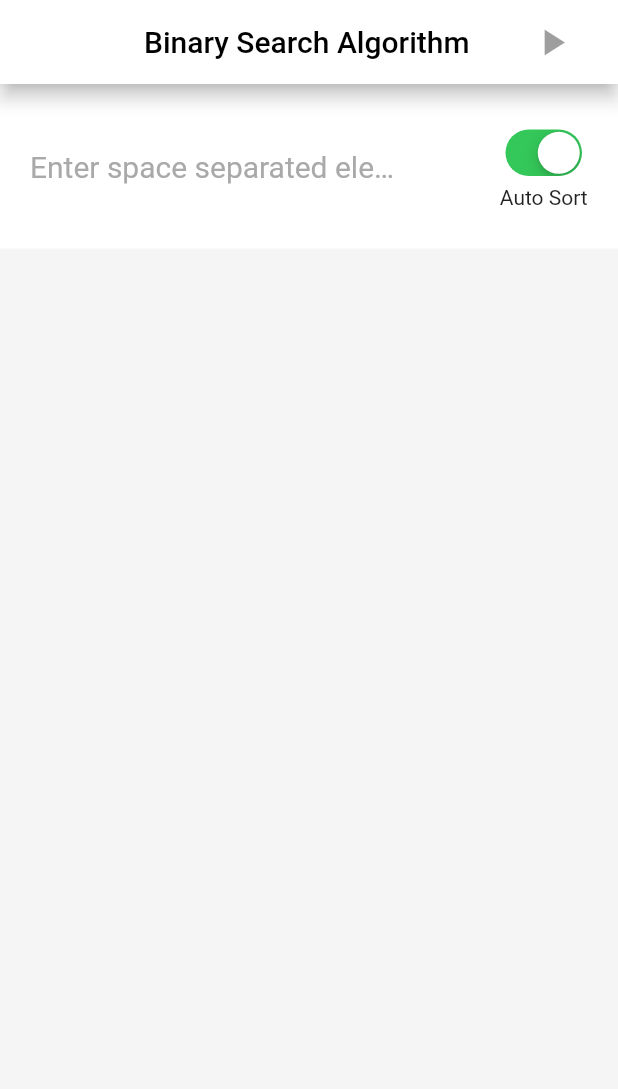
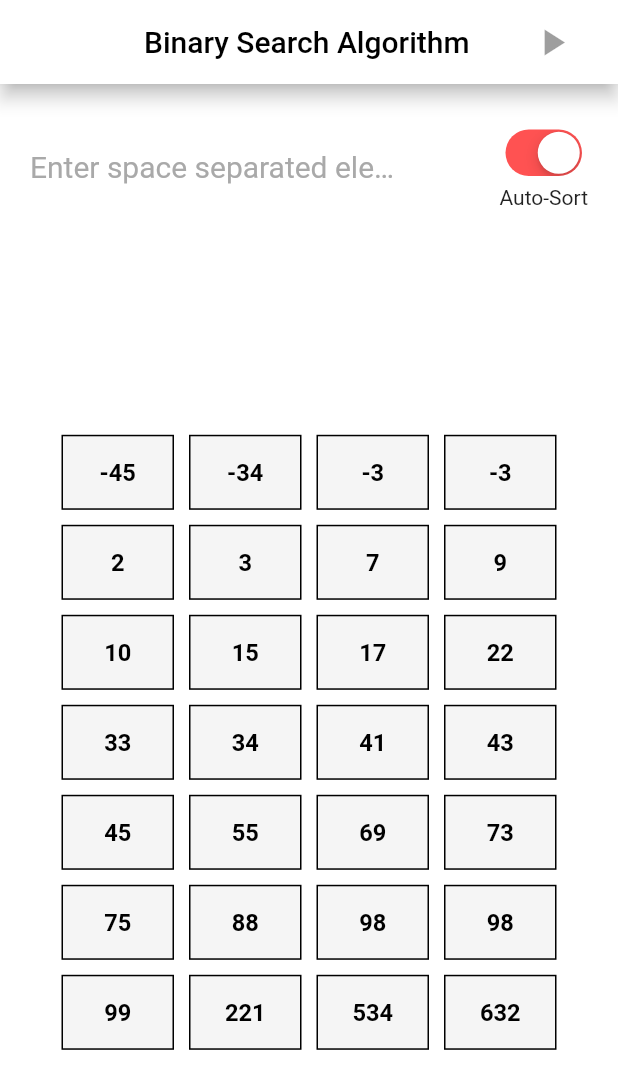
Before and after one commit to jyotirmoy-paul/binarysearch, a Flutter app: the screen it shows after launch, on a phone screen of 412 x 824 dp. Shown: the top 1089 px of the screen. Run offline on Flutter 3.47's test engine with Material 2 defaults, Android fonts, the phone set to English and light mode, and no system bars.

Commit message:
prepared the widgets

```diff
--- /dev/null
+++ b/lib/engine/prepare_elements.dart
@@ -0,0 +1,38 @@
+import 'package:binarysearch/models/array_element.dart';
+import 'package:flutter/cupertino.dart';
+import 'package:flutter/services.dart';
+import 'package:provider/provider.dart';
+
+class PrepareElements {
+  // this method converts the integers from the arrayString to ArrayElement objects and
+  // add to the globally maintained Provider ArrayElement array
+  static void prepare(BuildContext context) {
+    List<ArrayElement> elements;
+
+    String arrayString = Provider.of<ValueNotifier<String>>(
+      context,
+      listen: false,
+    ).value;
+
+    bool autoSort = Provider.of<ValueNotifier<bool>>(
+      context,
+      listen: false,
+    ).value;
+
+    if (arrayString.isEmpty) {
+      elements = [];
+    } else {
+      List<int> intArray =
+          arrayString.split(' ').map<int>((String e) => int.parse(e)).toList();
+
+      if (autoSort) intArray.sort();
+
+      elements = intArray
+          .map<ArrayElement>((int value) => ArrayElement(value))
+          .toList();
+    }
+
+    Provider.of<ValueNotifier<List<ArrayElement>>>(context, listen: false)
+        .value = elements;
+  }
+}
--- a/lib/main.dart
+++ b/lib/main.dart
@@ -1,19 +1,39 @@
+import 'package:binarysearch/models/array_element.dart';
 import 'package:binarysearch/screens/main_screen.dart';
 import 'package:flutter/material.dart';
+import 'package:provider/provider.dart';
 
 void main() => runApp(MyApp());
 
 class MyApp extends StatelessWidget {
   @override
   Widget build(BuildContext context) {
-    return MaterialApp(
-      debugShowCheckedModeBanner: false,
-      title: 'Binary Search',
-      theme: ThemeData(
-        primarySwatch: Colors.blue,
-        visualDensity: VisualDensity.adaptivePlatformDensity,
+    return MultiProvider(
+      providers: [
+        ListenableProvider<ValueNotifier<String>>(
+          // FIXME: REMOVE THIS BEFORE PRODUCTION
+          create: (_) => ValueNotifier<String>(
+              '15 17 9 98 02 -3 -45 221 -3 43 -34 3 534 7 45 34 22 33 98 75 632 41 55 69 99 88 73 10'),
+        ),
+        ListenableProvider<ValueNotifier<bool>>(
+          create: (_) => ValueNotifier<bool>(true),
+        ),
+        ListenableProvider<ValueNotifier<int>>(
+          create: (_) => ValueNotifier<int>(null),
+        ),
+        ListenableProvider<ValueNotifier<List<ArrayElement>>>(
+          create: (_) => ValueNotifier<List<ArrayElement>>([]),
+        )
+      ],
+      child: MaterialApp(
+        debugShowCheckedModeBanner: false,
+        title: 'Search Algorithms',
+        theme: ThemeData(
+          primarySwatch: Colors.blue,
+          visualDensity: VisualDensity.adaptivePlatformDensity,
+        ),
+        home: MainScreen(),
       ),
-      home: MainScreen(),
     );
   }
 }
--- /dev/null
+++ b/lib/models/array_element.dart
@@ -0,0 +1,24 @@
+import 'package:binarysearch/widgets/array_element_widget.dart';
+import 'package:flutter/cupertino.dart';
+
+class ArrayElement {
+  GlobalKey<ArrayElementWidgetState> _key;
+  ArrayElementWidget _widget;
+  int _value;
+
+  ArrayElement(int value) {
+    this._key = GlobalKey<ArrayElementWidgetState>();
+    this._widget = ArrayElementWidget(
+      key: this._key,
+      value: value,
+    );
+
+    this._value = value;
+  }
+
+  Widget get widget => _widget;
+  int get value => _value;
+
+  set elementState(ArrayElementState state) =>
+      _key.currentState.updateState(state);
+}
--- a/lib/screens/main_screen.dart
+++ b/lib/screens/main_screen.dart
@@ -1,4 +1,7 @@
 import 'package:binarysearch/engine/algorithm.dart';
+import 'package:binarysearch/engine/prepare_elements.dart';
+import 'package:binarysearch/models/array_element.dart';
+import 'package:binarysearch/screens/main_screen_components/playground.dart';
 import 'package:binarysearch/utils/constants.dart';
 import 'package:flutter/cupertino.dart';
 import 'package:flutter/material.dart';
@@ -16,22 +19,12 @@ class MainScreen extends StatelessWidget {
 
   @override
   Widget build(BuildContext context) {
-    return MultiProvider(
-      providers: [
-        ListenableProvider<ValueNotifier<String>>(
-          create: (_) => ValueNotifier<String>(''),
-          lazy: false,
-        ),
-        ListenableProvider<ValueNotifier<bool>>(
-          create: (_) => ValueNotifier<bool>(true),
-          lazy: false,
-        ),
-        ListenableProvider<ValueNotifier<int>>(
-          create: (_) => ValueNotifier<int>(null),
-          lazy: false,
-        ),
-      ],
-      builder: (BuildContext context, _) => Scaffold(
+    // FIXME: REMOVE THIS AFTER TESTING
+    WidgetsBinding.instance.addPostFrameCallback((timeStamp) {
+      PrepareElements.prepare(context);
+    });
+
+    return Scaffold(
       appBar: _buildAppBar(),
       backgroundColor: Colors.white,
       body: Column(
@@ -39,12 +32,13 @@ class MainScreen extends StatelessWidget {
           _buildTopRow(context),
           Expanded(
             flex: 6,
-              child: Container(
-                color: kLightGray,
+            child: Consumer<ValueNotifier<List<ArrayElement>>>(
+              builder: (_, valueNotifier, __) => Playground(
+                elements: valueNotifier.value,
+              ),
             ),
           ),
         ],
-        ),
       ),
     );
   }
@@ -94,9 +88,12 @@ class MainScreen extends StatelessWidget {
             Expanded(
               flex: 15,
               child: TextField(
-                onChanged: (String value) =>
+                onChanged: (String value) {
                   Provider.of<ValueNotifier<String>>(context, listen: false)
-                        .value = value.trim(),
+                      .value = value.trim();
+
+                  PrepareElements.prepare(context);
+                },
                 style: const TextStyle(
                   fontSize: 20.0,
                 ),
@@ -114,6 +111,8 @@ class MainScreen extends StatelessWidget {
               ),
             ),
             separator,
+
+            /* user input - integer to search */
             Expanded(
               child: TextField(
                 onChanged: (String value) =>
@@ -143,15 +142,20 @@ class MainScreen extends StatelessWidget {
               children: [
                 Consumer<ValueNotifier<bool>>(
                   builder: (_, valueNotifier, __) => CupertinoSwitch(
-                    onChanged: (newValue) => Provider.of<ValueNotifier<bool>>(
+                    activeColor: Colors.redAccent,
+                    onChanged: (newValue) {
+                      Provider.of<ValueNotifier<bool>>(
                         context,
                         listen: false,
-                    ).value = newValue,
+                      ).value = newValue;
+
+                      PrepareElements.prepare(context);
+                    },
                     value: valueNotifier.value,
                   ),
                 ),
                 const SizedBox(height: 2.0),
-                Text('Auto Sort'),
+                Text('Auto-Sort'),
               ],
             ),
           ],
--- /dev/null
+++ b/lib/screens/main_screen_components/playground.dart
@@ -0,0 +1,28 @@
+import 'package:binarysearch/models/array_element.dart';
+import 'package:binarysearch/utils/constants.dart';
+import 'package:flutter/material.dart';
+
+class Playground extends StatelessWidget {
+  final List<ArrayElement> elements;
+
+  Playground({
+    this.elements,
+  });
+
+  @override
+  Widget build(BuildContext context) {
+    return Padding(
+      padding: const EdgeInsets.symmetric(vertical: kContentPadding),
+      child: Center(
+        child: SingleChildScrollView(
+          physics: BouncingScrollPhysics(),
+          child: Wrap(
+            spacing: 10.0,
+            runSpacing: 10.0,
+            children: elements.map((e) => e.widget).toList(),
+          ),
+        ),
+      ),
+    );
+  }
+}
--- a/lib/utils/constants.dart
+++ b/lib/utils/constants.dart
@@ -1,6 +1,17 @@
 import 'package:flutter/material.dart';
 
 const Color kLightGray = const Color(0xfff5f5f5);
+const Color kLightGray2 = const Color(0xffdcdcdc);
 const Color kGray = const Color(0xffa9a9a9);
 
 const double kContentPadding = 20.0;
+
+const double kArrayElementDimen = 50.0;
+const double kWidthFactor = 1.5;
+
+const Duration kStateChangeAnimationDuration =
+    const Duration(milliseconds: 100);
+
+const Duration kAnimationDuration = const Duration(milliseconds: 400);
+
+const double kScaleIncrementFactor = 1.2;
--- /dev/null
+++ b/lib/widgets/array_element_widget.dart
@@ -0,0 +1,102 @@
+import 'package:binarysearch/utils/constants.dart';
+import 'package:flutter/cupertino.dart';
+import 'package:flutter/material.dart';
+
+enum ArrayElementState {
+  Default,
+  Disabled,
+  MidState,
+  BoundaryState,
+  MatchedState,
+}
+
+class ArrayElementWidget extends StatefulWidget {
+  final int value;
+
+  ArrayElementWidget({
+    Key key,
+    @required this.value,
+  }) : super(key: key);
+
+  @override
+  ArrayElementWidgetState createState() => ArrayElementWidgetState();
+}
+
+class ArrayElementWidgetState extends State<ArrayElementWidget> {
+  /* this function is exposed for state changes within the element blocks */
+  void updateState(ArrayElementState state) async {
+    /* highlight the element */
+    setState(() {
+      _scaleFactor *= kScaleIncrementFactor;
+    });
+
+    /* change appropriate state */
+    switch (state) {
+      case ArrayElementState.Default:
+        _backgroundColor = kLightGray;
+        _borderColor = Colors.black;
+        _textColor = Colors.black;
+        break;
+      case ArrayElementState.Disabled:
+        _isDisabled = true;
+        break;
+      case ArrayElementState.MidState:
+        _backgroundColor = Colors.redAccent;
+        _textColor = Colors.white;
+        _borderColor = Colors.redAccent;
+        break;
+      case ArrayElementState.BoundaryState:
+        _backgroundColor = Colors.blue;
+        _textColor = Colors.white;
+        _borderColor = Colors.blue;
+        break;
+      case ArrayElementState.MatchedState:
+        _backgroundColor = Colors.green;
+        _textColor = Colors.white;
+        _borderColor = Colors.green;
+        break;
+    }
+
+    await Future.delayed(kStateChangeAnimationDuration);
+
+    setState(() {
+      _scaleFactor = 1.0;
+    });
+  }
+
+  Color _backgroundColor = kLightGray;
+  Color _borderColor = Colors.black;
+  Color _textColor = Colors.black;
+
+  bool _isDisabled = false;
+
+  double _scaleFactor = 1.0;
+
+  @override
+  Widget build(BuildContext context) {
+    return Transform.scale(
+      scale: _scaleFactor,
+      child: Container(
+        width: kArrayElementDimen * kWidthFactor,
+        height: kArrayElementDimen,
+        decoration: BoxDecoration(
+          color: _backgroundColor,
+          border: Border.all(
+            color: _isDisabled ? kLightGray2 : _borderColor,
+            width: 1.0,
+          ),
+        ),
+        padding: const EdgeInsets.all(15.0),
+        child: FittedBox(
+          child: Text(
+            widget.value.toString(),
+            style: TextStyle(
+              color: _isDisabled ? kLightGray2 : _textColor,
+              fontWeight: FontWeight.w600,
+            ),
+          ),
+        ),
+      ),
+    );
+  }
+}
```
Lines whose indentation alone changed are shown as unchanged.
